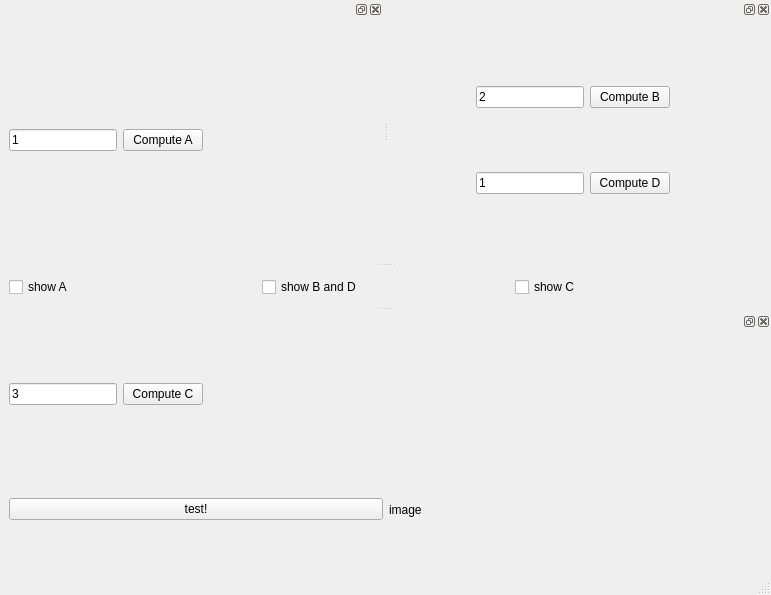
Old version of the form subscription_gui/mainwindow.ui in the repository ajaskier/gerbil.
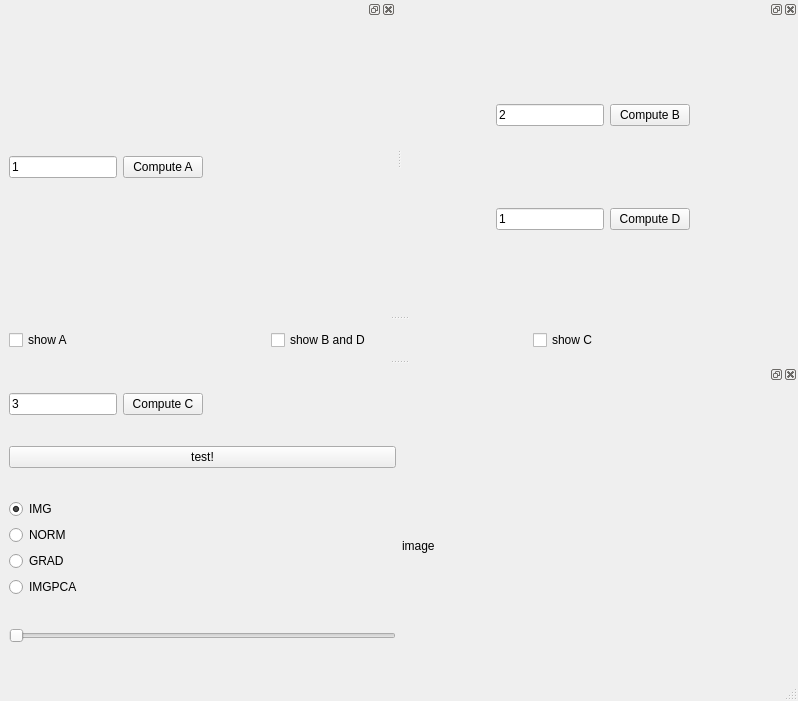
New version of the form.

Commit message: Bands tasks implemented Setting subscriptions and defining dependencies responsibilities moved to Task base class

Patch:
```diff
--- a/subscription_gui/mainwindow.ui
+++ b/subscription_gui/mainwindow.ui
@@ -6,8 +6,8 @@
    <rect>
     <x>0</x>
     <y>0</y>
-    <width>771</width>
-    <height>595</height>
+    <width>798</width>
+    <height>701</height>
    </rect>
   </property>
   <property name="windowTitle">
@@ -72,8 +72,6 @@
    <widget class="QWidget" name="dockWidgetContents">
     <layout class="QGridLayout" name="gridLayout_5">
      <item row="0" column="0">
-      <layout class="QGridLayout" name="gridLayout_2">
-       <item row="0" column="0">
         <layout class="QHBoxLayout" name="horizontalLayout_6">
          <item>
           <widget class="QLineEdit" name="inputC">
@@ -111,7 +109,12 @@
         </layout>
        </item>
        <item row="1" column="0">
-        <layout class="QHBoxLayout" name="horizontalLayout_3">
+      <layout class="QGridLayout" name="gridLayout_2">
+       <item row="0" column="0">
+        <layout class="QVBoxLayout" name="verticalLayout_2">
+         <property name="sizeConstraint">
+          <enum>QLayout::SetFixedSize</enum>
+         </property>
          <item>
           <widget class="QPushButton" name="imageModelButton">
            <property name="text">
@@ -120,13 +123,64 @@
           </widget>
          </item>
          <item>
+          <layout class="QVBoxLayout" name="verticalLayout">
+           <item>
+            <widget class="QRadioButton" name="imgButton">
+             <property name="text">
+              <string>IMG</string>
+             </property>
+             <property name="checked">
+              <bool>true</bool>
+             </property>
+            </widget>
+           </item>
+           <item>
+            <widget class="QRadioButton" name="normButton">
+             <property name="text">
+              <string>NORM</string>
+             </property>
+             <property name="checked">
+              <bool>false</bool>
+             </property>
+            </widget>
+           </item>
+           <item>
+            <widget class="QRadioButton" name="gradButton">
+             <property name="text">
+              <string>GRAD</string>
+             </property>
+            </widget>
+           </item>
+           <item>
+            <widget class="QRadioButton" name="pcaButton">
+             <property name="text">
+              <string>IMGPCA</string>
+             </property>
+            </widget>
+           </item>
+          </layout>
+         </item>
+         <item>
+          <widget class="QSlider" name="bandSlider">
+           <property name="orientation">
+            <enum>Qt::Horizontal</enum>
+           </property>
+          </widget>
+         </item>
+        </layout>
+       </item>
+       <item row="0" column="1">
           <widget class="QLabel" name="imageLabel">
+         <property name="sizePolicy">
+          <sizepolicy hsizetype="Expanding" vsizetype="Expanding">
+           <horstretch>0</horstretch>
+           <verstretch>0</verstretch>
+          </sizepolicy>
+         </property>
            <property name="text">
             <string>image</string>
            </property>
           </widget>
-         </item>
-        </layout>
        </item>
       </layout>
      </item>
```
Left out of the diff: 2 changed lines with no effect on the pictures. Lines whose indentation alone changed are shown as unchanged. The commit also changes 35 other files.
